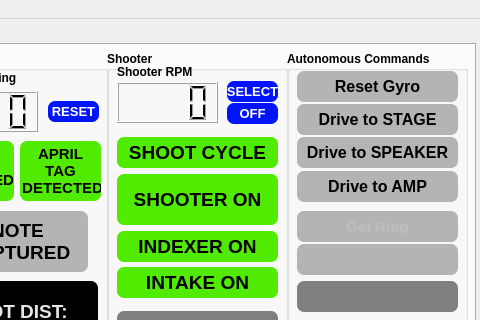
This is gui/layout_2024.ui in aesatchien/FRC2429_2024 as Qt 5 draws it before an edit; both pictures show x 975 to 1455 and y 0 to 320 of the 1455 by 725 pixel window. The edited form follows.
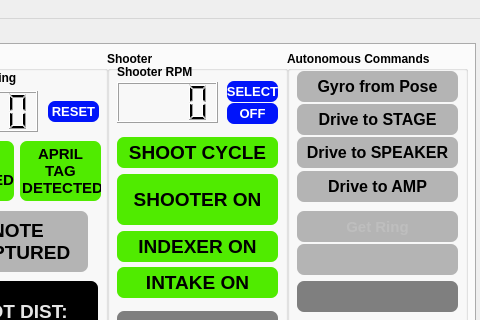
This is the edited form. Icons and pictures are not drawn. Custom widgets are drawn as their Qt base class.

Commit message: trying to have a navx reset from pose

The edit to the form file:
```diff
--- a/gui/layout_2024.ui
+++ b/gui/layout_2024.ui
@@ -1007,7 +1007,7 @@
 background-color:rgb(180,180,180);</string>
        </property>
        <property name="text">
-        <string>Reset Gyro</string>
+        <string>Gyro from Pose</string>
        </property>
        <property name="textFormat">
         <enum>Qt::AutoText</enum>
```
Left out of the diff: 2 changed lines with no effect on the pictures. The commit also changes 4 other files.
